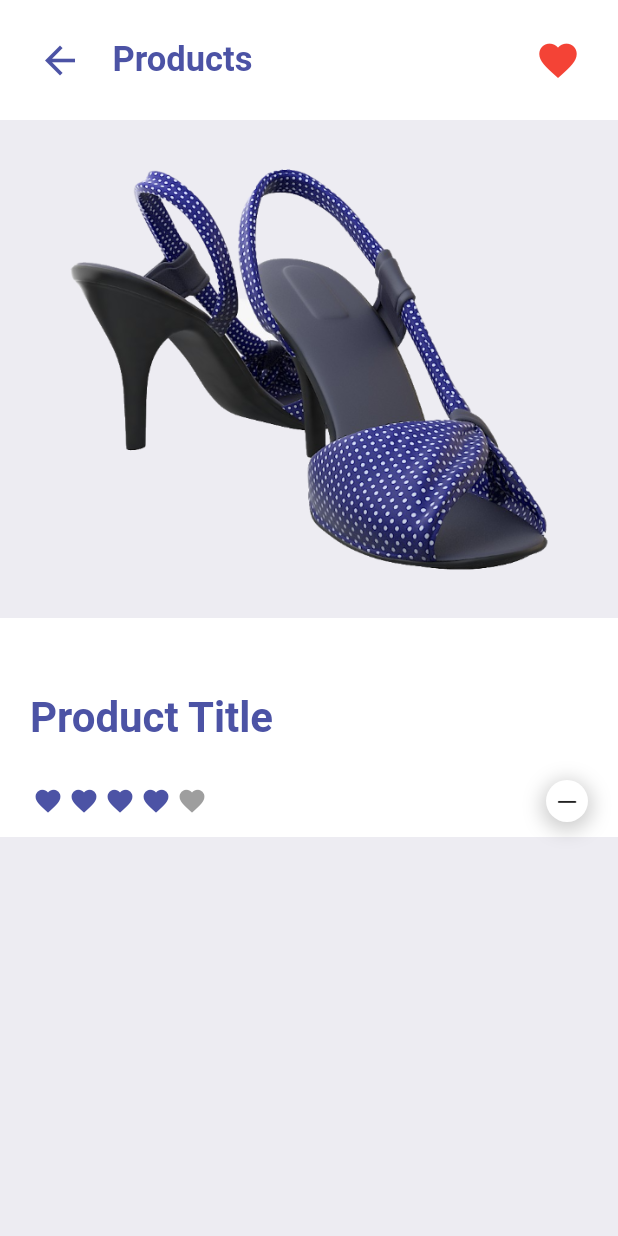
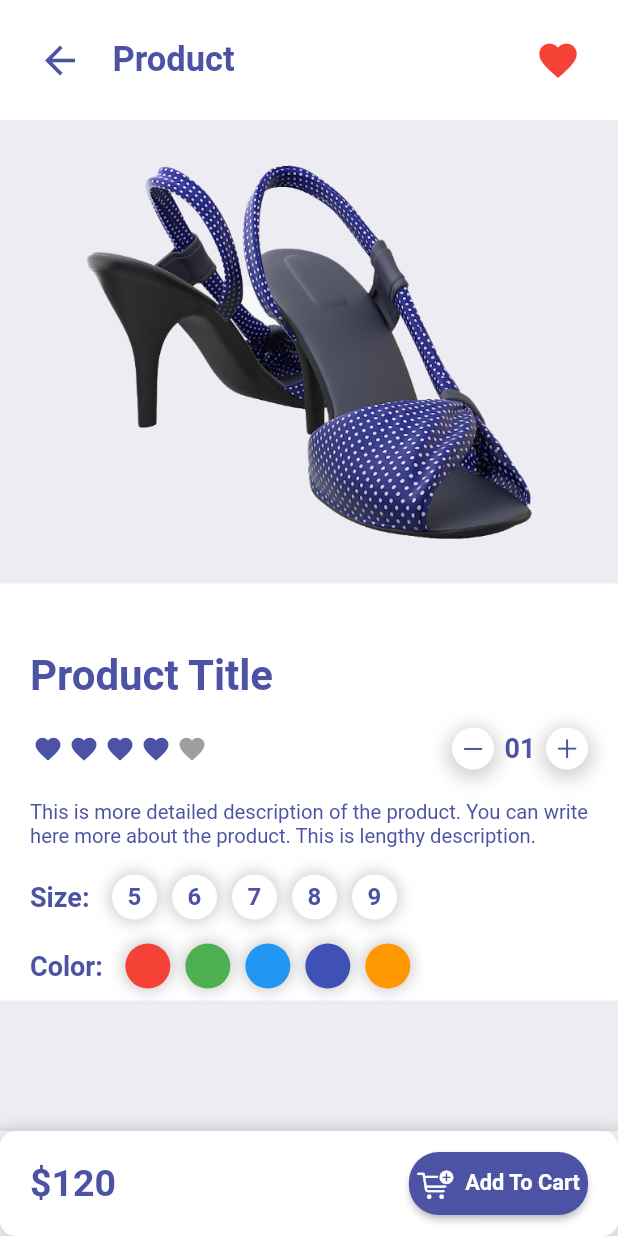
Before and after one commit to oremuskog/shopappflutter, a Flutter app: the ItemPage screen opened by its route, on a phone screen of 412 x 824 dp. Run offline on Flutter 3.47's test engine with Material 2 defaults, Android fonts, the phone set to English and light mode, and no system bars; drawn by our look-alikes of flutter_rating_bar; our stand-ins replace badges, curved_navigation_bar; missing offline and left inert: clippy_flutter.

Commit message:
commit_updated_9/27/2023

```diff
--- a/lib/pages/ItemPage.dart
+++ b/lib/pages/ItemPage.dart
@@ -3,8 +3,18 @@ import 'package:flutter/cupertino.dart';
 import 'package:flutter/material.dart';
 import 'package:flutter_rating_bar/flutter_rating_bar.dart';
 import 'package:shop/widgets/ItemAppBar.dart';
+import 'package:shop/widgets/ItemBottomNavBar.dart';
 
 class ItemPage extends StatelessWidget{
+
+  List<Color> Clrs = [
+    Colors.red,
+    Colors.green,
+    Colors.blue,
+    Colors.indigo,
+    Colors.orange
+  ];
+
   @override
   Widget build(BuildContext context){
     return Scaffold(
@@ -13,8 +23,8 @@ class ItemPage extends StatelessWidget{
         children: [
           ItemAppBar(),
           Padding(
-            padding: EdgeInsets.all(16),
-            child: Image.asset("images/1.png", height: 300),
+            padding: EdgeInsets.all(14.5),
+            child: Image.asset("images/1.png", height: 280),
           ),
           Arc(
             edge: Edge.TOP,
@@ -30,8 +40,8 @@ class ItemPage extends StatelessWidget{
                   children: [
                     Padding(
                       padding: EdgeInsets.only(
-                        top: 50,
-                        bottom: 20
+                        top: 45,
+                        bottom: 13
                       ),
                       child: Row(
                         children: [
@@ -84,10 +94,137 @@ class ItemPage extends StatelessWidget{
                                 child: Icon(
                                   CupertinoIcons.minus,
                                   size: 18,
+                                  color: Color(0xFF4C53A5)
+                                ),
+                              ),
+
+                              Container(
+                                margin: EdgeInsets.symmetric(horizontal: 7),
+                                child: Text("01", style: TextStyle(
+                                  fontSize: 18,
+                                  fontWeight: FontWeight.bold,
+                                  color: Color(0xFF4C53A5)
+                                ),),
+                              ),
+
+                              Container(
+                                padding: EdgeInsets.all(5),
+                                decoration: BoxDecoration(
+                                  color: Colors.white,
+                                  borderRadius: BorderRadius.circular(20),
+                                  boxShadow: [
+                                    BoxShadow(
+                                      color: Colors.grey.withOpacity(0.5),
+                                      spreadRadius: 3,
+                                      blurRadius: 10,
+                                      offset: Offset(0, 3)
+                                    ),
+                                  ],
+                                ),
+                                child: Icon(
+                                  CupertinoIcons.plus,
+                                  size: 18,
+                                  color: Color(0xFF4C53A5)
                                 ),
                               ),
                             ],
                           ),
+                        ],
+                      ),
+                    ),
+                    Padding(
+                      padding: EdgeInsets.symmetric(vertical: 10),
+                      child: Text(
+                        "This is more detailed description of the product. You can write here more about the product. This is lengthy description.",
+                        textAlign: TextAlign.justify,
+                        style: TextStyle(
+                          fontSize: 13.5,
+                          // fontWeight: FontWeight.bold,
+                          color: Color(0xFF4C53A5)
+                        ),
+                      ),
+                    ),
+                    Padding(
+                      padding: EdgeInsets.symmetric(vertical: 8),
+                      child: Row(
+                        children: [
+                          Text(
+                            "Size:",
+                            style: TextStyle(
+                              fontSize: 18,
+                              fontWeight: FontWeight.bold,
+                              color: Color(0xFF4C53A5)
+                            ),
+                          ),
+                          SizedBox(width: 10),
+
+                          Row(children: [
+                            for(int i=5; i<10; i++)
+                              Container(
+                                height: 30,
+                                width: 30,
+                                alignment: Alignment.center,
+                                margin: EdgeInsets.symmetric(horizontal: 5),
+                                decoration: BoxDecoration(
+                                  color: Colors.white,
+                                  borderRadius: BorderRadius.circular(30),
+                                  boxShadow: [
+                                    BoxShadow(
+                                      color: Colors.grey.withOpacity(0.5),
+                                      spreadRadius: 2,
+                                      blurRadius: 8
+                                    ),
+                                  ],
+                                ),
+                                child: Text(
+                                  // "$i",
+                                  i.toString(),
+                                  style: TextStyle(
+                                    fontSize: 16,
+                                    fontWeight: FontWeight.bold,
+                                    color: Color(0xFF4C53A5)
+                                  ),
+                                ),
+                              ),
+                          ],),
+                        ],
+                      ),
+                    ),
+
+                    Padding(
+                      padding: EdgeInsets.symmetric(vertical: 8),
+                      child: Row(
+                        children: [
+                          Text(
+                            "Color:",
+                            style: TextStyle(
+                              fontSize: 18,
+                              fontWeight: FontWeight.bold,
+                              color: Color(0xFF4C53A5)
+                            ),
+                          ),
+                          SizedBox(width: 10),
+
+                          Row(children: [
+                            for(int i=0; i<5; i++)
+                              Container(
+                                height: 30,
+                                width: 30,
+                                alignment: Alignment.center,
+                                margin: EdgeInsets.symmetric(horizontal: 5),
+                                decoration: BoxDecoration(
+                                  color: Clrs[i],
+                                  borderRadius: BorderRadius.circular(30),
+                                  boxShadow: [
+                                    BoxShadow(
+                                      color: Colors.grey.withOpacity(0.5),
+                                      spreadRadius: 2,
+                                      blurRadius: 8
+                                    ),
+                                  ],
+                                ),
+                              ),
+                          ],),
                         ],
                       ),
                     ),
@@ -98,6 +235,7 @@ class ItemPage extends StatelessWidget{
           ),
         ],
       ),
+      bottomNavigationBar: ItemBottomNavBar(),
     );
   }
 }
--- a/lib/widgets/ItemAppBar.dart
+++ b/lib/widgets/ItemAppBar.dart
@@ -21,7 +21,7 @@ class ItemAppBar extends StatelessWidget{
           Padding(
             padding: EdgeInsets.only(left: 20),
             child: Text(
-              "Products",
+              "Product",
               style: TextStyle(
                 fontSize: 23,
                 fontWeight: FontWeight.bold,
--- /dev/null
+++ b/lib/widgets/ItemBottomNavBar.dart
@@ -0,0 +1,60 @@
+import 'package:flutter/cupertino.dart';
+import 'package:flutter/material.dart';
+
+class ItemBottomNavBar extends StatelessWidget{
+  @override
+  Widget build(BuildContext context){
+    return BottomAppBar(
+      child: Container(
+        height: 70,
+        padding: EdgeInsets.symmetric(horizontal: 20),
+        decoration: BoxDecoration(
+          color: Colors.white,
+          borderRadius: BorderRadius.circular(10),
+          boxShadow: [
+            BoxShadow(
+              color: Colors.grey.withOpacity(0.5),
+              spreadRadius: 3,
+              blurRadius: 10,
+              offset: Offset(0, 3)
+            ),
+          ],
+        ),
+        child: Row(
+          mainAxisAlignment: MainAxisAlignment.spaceBetween,
+          children: [
+            Text(
+              "\$120",
+              style: TextStyle(
+                fontSize: 25,
+                fontWeight: FontWeight.bold,
+                color: Color(0xFF4C53A5)
+              ),
+            ),
+            ElevatedButton.icon(
+              onPressed: (){},
+              icon: Icon(CupertinoIcons.cart_badge_plus),
+              label: Text(
+                "Add To Cart",
+                style: TextStyle(
+                  fontSize: 14.5,
+                  fontWeight: FontWeight.bold,
+                  // color: Color(0xFF4C53A5)
+                ),
+              ),
+              style: ButtonStyle(
+                backgroundColor: MaterialStateProperty.all(Color(0xFF4C53A5)),
+                padding: MaterialStateProperty.all(
+                  EdgeInsets.symmetric(vertical: 9, horizontal: 5.5),
+                ),
+                shape: MaterialStateProperty.all<RoundedRectangleBorder>(
+                  RoundedRectangleBorder(
+                    borderRadius: BorderRadius.circular(20))),
+              ),
+            ),
+          ],
+        ),
+      ),
+    );
+  }
+}
```
